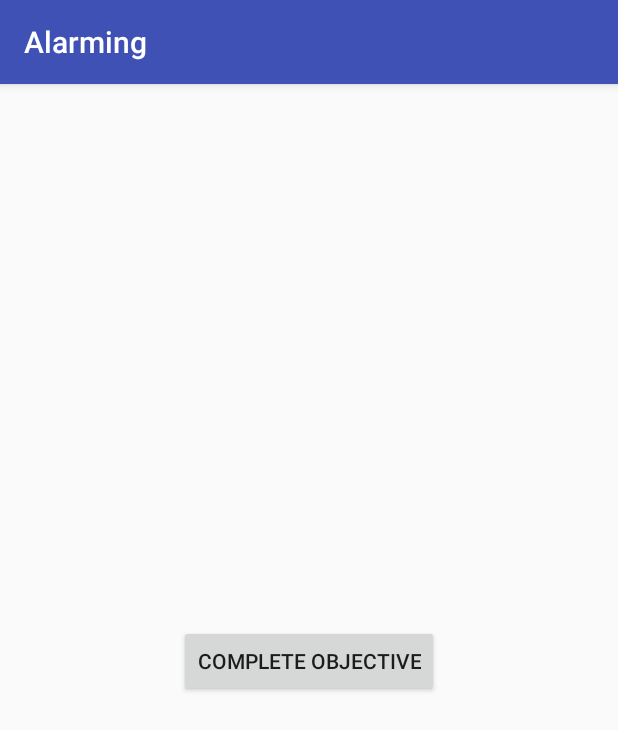
After one commit to lock14/alarming, an Android app: the TestObjective screen opened directly, with no data from a screen before it, on a phone screen of 412 x 824 dp. The commit adds this screen. Shown: the top 730 px of the screen. Run offline under Robolectric (Android 15) with nearby library versions, the phone set to English and light mode, and no system bars.

Commit message:
Add Test Objective to help test integration with alarm

```diff
--- /dev/null
+++ b/app/src/main/java/cs371m/alarming/TestObjective.java
@@ -0,0 +1,22 @@
+package cs371m.alarming;
+
+import android.app.Activity;
+import android.content.Intent;
+import android.support.v7.app.AppCompatActivity;
+import android.os.Bundle;
+import android.view.View;
+
+public class TestObjective extends AppCompatActivity {
+
+    @Override
+    protected void onCreate(Bundle savedInstanceState) {
+        super.onCreate(savedInstanceState);
+        setContentView(R.layout.activity_test_objective);
+    }
+
+    public void completeObjective(View view) {
+        Intent result = new Intent();
+        setResult(Activity.RESULT_OK, result);
+        finish();
+    }
+}
--- /dev/null
+++ b/app/src/main/res/layout/activity_test_objective.xml
@@ -0,0 +1,24 @@
+<?xml version="1.0" encoding="utf-8"?>
+<android.support.constraint.ConstraintLayout xmlns:android="http://schemas.android.com/apk/res/android"
+    xmlns:app="http://schemas.android.com/apk/res-auto"
+    xmlns:tools="http://schemas.android.com/tools"
+    android:layout_width="match_parent"
+    android:layout_height="match_parent"
+    tools:context="cs371m.alarming.TestObjective">
+
+    <Button
+        android:id="@+id/button"
+        android:layout_width="wrap_content"
+        android:layout_height="wrap_content"
+        android:layout_marginBottom="8dp"
+        android:layout_marginLeft="8dp"
+        android:layout_marginRight="8dp"
+        android:layout_marginTop="8dp"
+        android:onClick="completeObjective"
+        android:text="Complete Objective"
+        app:layout_constraintBottom_toBottomOf="parent"
+        app:layout_constraintLeft_toLeftOf="parent"
+        app:layout_constraintRight_toRightOf="parent"
+        app:layout_constraintTop_toTopOf="parent"
+        app:layout_constraintVertical_bias="0.501" />
+</android.support.constraint.ConstraintLayout>
```
Also changed, not shown: app/src/main/AndroidManifest.xml (+19 -11 lines), app/src/main/java/cs371m/alarming/MainActivity.java (+20 -7 lines).
